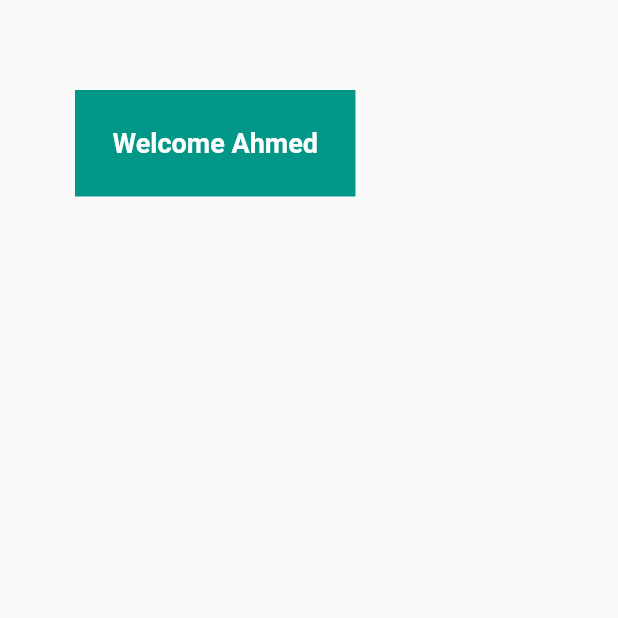
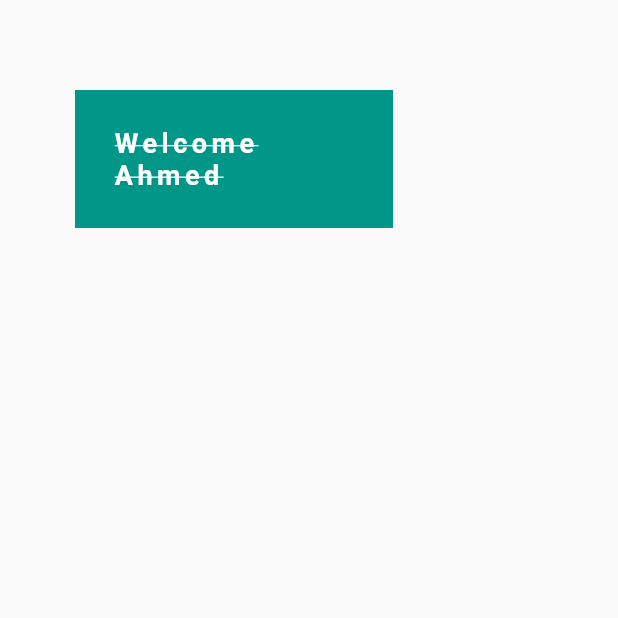
Before and after one commit to Mohammedazzam/flutter_app_002, a Flutter app: the screen it shows after launch, on a phone screen of 412 x 824 dp, the top half of it. Run offline on Flutter 3.47's test engine with Material 2 defaults, Android fonts, the phone set to English and light mode, and no system bars.

Commit message:
5.9(عمل المسافة بين الخطوط وخط على الكلمة)

```diff
--- a/lib/main.dart
+++ b/lib/main.dart
@@ -30,6 +30,8 @@ class HomeScreen extends StatelessWidget {
           color: Colors.white,
           fontSize: 18,
           fontWeight: FontWeight.bold,
+          letterSpacing: 3,
+          decoration: TextDecoration.lineThrough
 
         ),),
       ),
```
